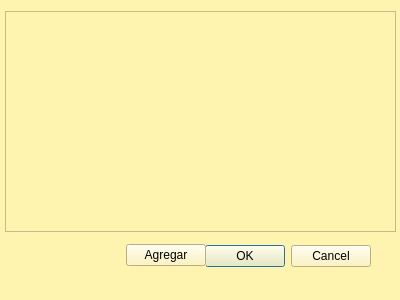
AlexeiM2/hvgj, file agregar_miembro.ui: the form before one commit.
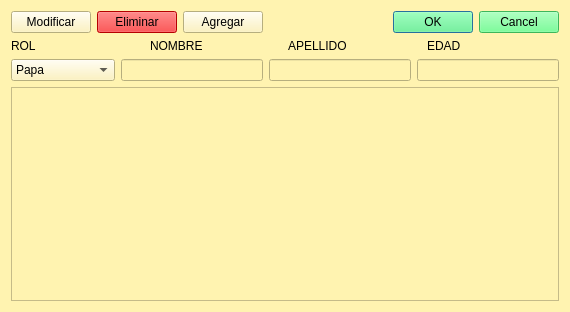
The form after the commit. Icons and pictures are not drawn.

Commit message: boton editar,elimar miembros

```diff
--- a/agregar_miembro.ui
+++ b/agregar_miembro.ui
@@ -6,8 +6,8 @@
    <rect>
     <x>0</x>
     <y>0</y>
-    <width>400</width>
-    <height>300</height>
+    <width>570</width>
+    <height>312</height>
    </rect>
   </property>
   <property name="windowTitle">
@@ -20,14 +20,52 @@
   <property name="styleSheet">
    <string notr="true">background-color: rgb(255, 243, 176);</string>
   </property>
+  <layout class="QVBoxLayout" name="verticalLayout">
+   <item>
+    <layout class="QHBoxLayout" name="horizontalLayout_2">
+     <item>
+      <layout class="QHBoxLayout" name="horizontalLayout"/>
+     </item>
+     <item>
+      <widget class="QPushButton" name="btnmodificar">
+       <property name="text">
+        <string>Modificar</string>
+       </property>
+       <property name="icon">
+        <iconset resource="icons.qrc">
+         <normaloff>:/img/icons/editar.png</normaloff>:/img/icons/editar.png</iconset>
+       </property>
+      </widget>
+     </item>
+     <item>
+      <widget class="QPushButton" name="btneliminar">
+       <property name="styleSheet">
+        <string notr="true">background-color: rgb(255, 0, 0);</string>
+       </property>
+       <property name="text">
+        <string>Eliminar</string>
+       </property>
+       <property name="icon">
+        <iconset resource="icons.qrc">
+         <normaloff>:/img/icons/basura.png</normaloff>:/img/icons/basura.png</iconset>
+       </property>
+      </widget>
+     </item>
+     <item>
+      <widget class="QPushButton" name="agregarboton">
+       <property name="text">
+        <string>Agregar</string>
+       </property>
+       <property name="icon">
+        <iconset resource="icons.qrc">
+         <normaloff>:/img/icons/agregar-usuario.png</normaloff>:/img/icons/agregar-usuario.png</iconset>
+       </property>
+      </widget>
+     </item>
+     <item>
   <widget class="QDialogButtonBox" name="buttonBox">
-   <property name="geometry">
-    <rect>
-     <x>30</x>
-     <y>240</y>
-     <width>341</width>
-     <height>32</height>
-    </rect>
+       <property name="styleSheet">
+        <string notr="true">background-color: rgb(85, 255, 127);</string>
    </property>
    <property name="orientation">
     <enum>Qt::Horizontal</enum>
@@ -36,48 +74,97 @@
     <set>QDialogButtonBox::Cancel|QDialogButtonBox::Ok</set>
    </property>
   </widget>
-  <widget class="QWidget" name="horizontalLayoutWidget">
-   <property name="geometry">
-    <rect>
-     <x>20</x>
-     <y>240</y>
-     <width>186</width>
-     <height>31</height>
-    </rect>
-   </property>
-   <layout class="QHBoxLayout" name="horizontalLayout">
+     </item>
+    </layout>
+   </item>
+   <item>
+    <layout class="QHBoxLayout" name="horizontalLayout_4">
+     <item>
+      <widget class="QLabel" name="label">
+       <property name="text">
+        <string>ROL</string>
+       </property>
+      </widget>
+     </item>
     <item>
-     <spacer name="horizontalSpacer">
-      <property name="orientation">
-       <enum>Qt::Horizontal</enum>
-      </property>
-      <property name="sizeHint" stdset="0">
-       <size>
-        <width>40</width>
-        <height>20</height>
-       </size>
-      </property>
-     </spacer>
+      <widget class="QLabel" name="label_2">
+       <property name="text">
+        <string>NOMBRE</string>
+       </property>
+      </widget>
+     </item>
+     <item>
+      <widget class="QLabel" name="label_3">
+       <property name="text">
+        <string>APELLIDO</string>
+       </property>
+      </widget>
     </item>
     <item>
-     <widget class="QPushButton" name="agregarboton">
+      <widget class="QLabel" name="label_4">
       <property name="text">
-       <string>Agregar</string>
+        <string>EDAD</string>
       </property>
      </widget>
     </item>
    </layout>
-  </widget>
-  <widget class="QTableWidget" name="tbtLista">
-   <property name="geometry">
-    <rect>
-     <x>5</x>
-     <y>11</y>
-     <width>391</width>
-     <height>221</height>
-    </rect>
-   </property>
-  </widget>
+   </item>
+   <item>
+    <layout class="QHBoxLayout" name="horizontalLayout_3">
+     <item>
+      <widget class="QComboBox" name="Inrol">
+       <item>
+        <property name="text">
+         <string>Papa</string>
+        </property>
+       </item>
+       <item>
+        <property name="text">
+         <string>Mama</string>
+        </property>
+       </item>
+       <item>
+        <property name="text">
+         <string>Hijo</string>
+        </property>
+       </item>
+       <item>
+        <property name="text">
+         <string>Hija</string>
+        </property>
+       </item>
+       <item>
+        <property name="text">
+         <string>Abuelo</string>
+        </property>
+       </item>
+       <item>
+        <property name="text">
+         <string>Abuela</string>
+        </property>
+       </item>
+       <item>
+        <property name="text">
+         <string>Otro miembro</string>
+        </property>
+       </item>
+      </widget>
+     </item>
+     <item>
+      <widget class="QLineEdit" name="Innombre"/>
+     </item>
+     <item>
+      <widget class="QLineEdit" name="Inapellido"/>
+     </item>
+     <item>
+      <widget class="QLineEdit" name="Inedad"/>
+     </item>
+    </layout>
+   </item>
+   <item>
+    <widget class="QTableWidget" name="tbtLista"/>
+   </item>
+  </layout>
  </widget>
  <resources>
   <include location="icons.qrc"/>
```
Left out of the diff: 2 changed lines with no effect on the pictures. Lines whose indentation alone changed are shown as unchanged. The commit also changes 9 other files.
